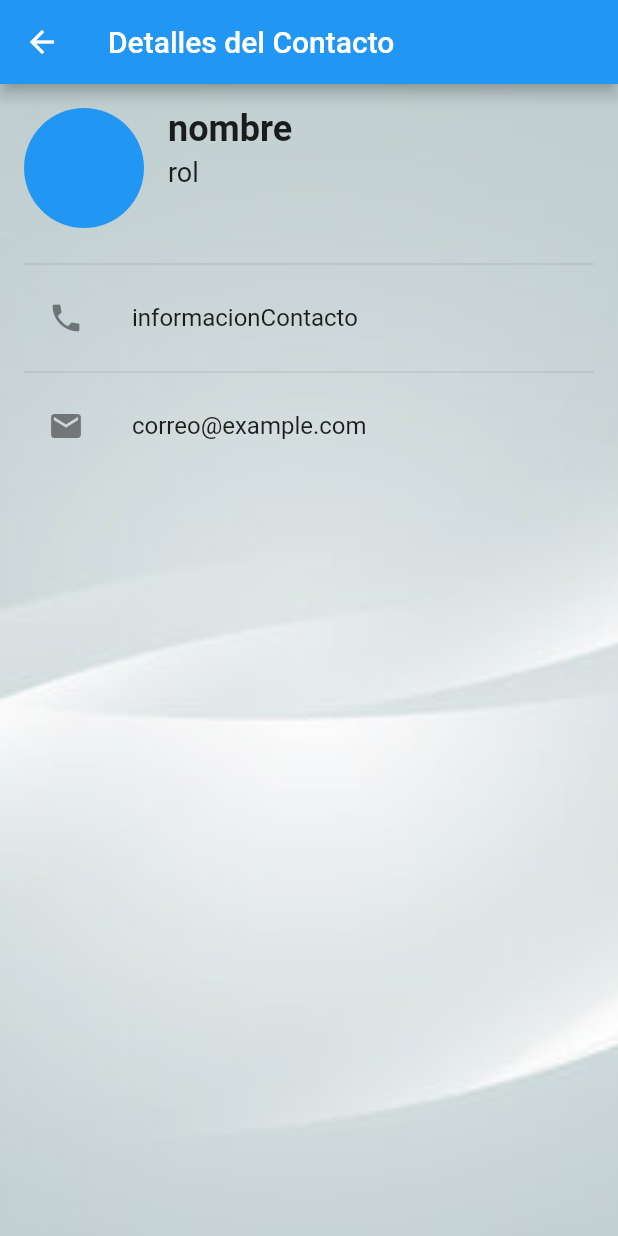
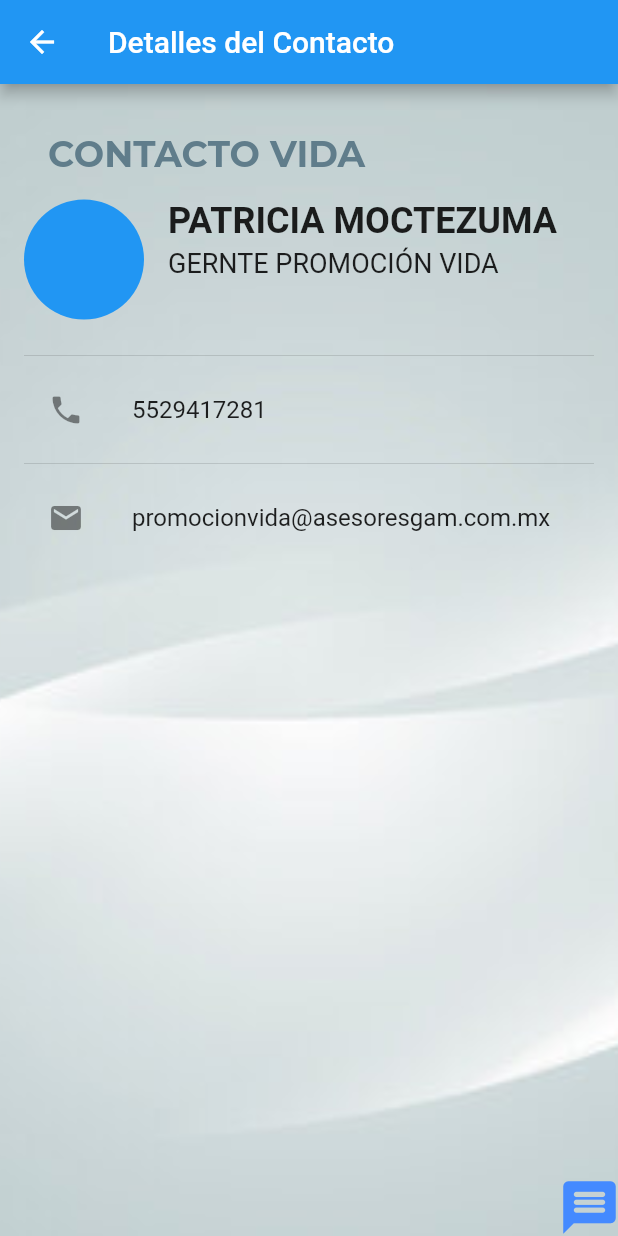
Before and after one commit to DevAppsGam/MobilGam, a Flutter app: the contactoDetalle screen opened directly, on a phone screen of 412 x 824 dp. Run offline on Flutter 3.47's test engine with Material 2 defaults, Android fonts, the phone set to English and light mode, and no system bars.

Commit message:
MEJORAS EN LOS CONTACTOS DE VIDA

```diff
--- a/lib/Pages/Contacto/ContactoDetalleVida.dart
+++ b/lib/Pages/Contacto/ContactoDetalleVida.dart
@@ -1,14 +1,17 @@
 import 'package:flutter/material.dart';
+import 'package:url_launcher/url_launcher.dart';
 
 class contactoDetalle extends StatelessWidget {
   final String nombre;
   final String rol;
-  final String informacionContacto;
+  final String TEL;
+  final String mail;
 
   contactoDetalle({
     required this.nombre,
     required this.rol,
-    required this.informacionContacto,
+    required this.TEL,
+    required this.mail,
   });
 
   @override
@@ -22,24 +25,35 @@ class contactoDetalle extends StatelessWidget {
           Container(
             decoration: const BoxDecoration(
               image: DecorationImage(
-                image: AssetImage('assets/img/back.jpg'), // Reemplaza con la ruta correcta de la imagen
+                image: AssetImage('assets/img/back.jpg'),
                 fit: BoxFit.cover,
               ),
             ),
           ),
-          Padding(
+          Center(
+            child: Padding(
               padding: const EdgeInsets.all(16.0),
               child: Column(
                 crossAxisAlignment: CrossAxisAlignment.start,
                 children: [
+                  const Padding(
+                    padding: EdgeInsets.all(16.0),
+                    child: Text(
+                      'CONTACTO VIDA',
+                      style: TextStyle(
+                        fontFamily: 'Montserrat',
+                        fontSize: 24,
+                        fontWeight: FontWeight.bold,
+                        color: Colors.blueGrey,
+                      ),
+                    ),
+                  ),
                   Row(
                     crossAxisAlignment: CrossAxisAlignment.start,
                     children: [
                       const CircleAvatar(
-                      // Agrega aquí la imagen del contacto
                         radius: 40,
                         backgroundColor: Colors.blue,
-                      // backgroundImage: AssetImage('ruta_de_la_imagen'),
                       ),
                       const SizedBox(width: 16),
                       Expanded(
@@ -66,27 +80,39 @@ class contactoDetalle extends StatelessWidget {
                     ],
                   ),
                   const SizedBox(height: 16),
-                const Divider(), // Línea horizontal
+                  const Divider(),
 
-                // Información de contacto (teléfono)
                   ListTile(
                     leading: const Icon(Icons.phone),
                     title: Text(
-                    informacionContacto,
+                      TEL,
                       style: const TextStyle(fontSize: 16),
                     ),
                   ),
-                const Divider(), // Línea horizontal
-
-                // Información de contacto (correo)
-                const ListTile(
-                  leading: Icon(Icons.email),
+                  const Divider(),
+                  ListTile(
+                    leading: const Icon(Icons.email),
                     title: Text(
-                    'correo@example.com', // Cambia esto con el correo real
-                    style: TextStyle(fontSize: 16),
+                      mail,
+                      style: const TextStyle(fontSize: 16),
                     ),
                   ),
                 ],
+              ),
+            ),
+          ),
+          Align(
+            alignment: Alignment.bottomRight,
+            child: IconButton(
+              onPressed: () {
+                const url = 'https://www.example.com';
+                launchUrl(url as Uri);
+              },
+              icon: const Icon(
+                Icons.message_rounded,
+                size: 42,
+                color: Colors.blueAccent,
+              ),
             ),
           ),
         ],
--- a/lib/Pages/Contacto/contactoVidaPage.dart
+++ b/lib/Pages/Contacto/contactoVidaPage.dart
@@ -181,27 +181,27 @@ class IconWithText extends StatelessWidget {
         if (title == 'Patricia Moctezuma') {
           Navigator.push(
             context,
-            MaterialPageRoute(builder: (context) => contactoDetalle(nombre: 'nombre', rol: 'rol', informacionContacto: 'informacionContacto')),
+            MaterialPageRoute(builder: (context) => contactoDetalle(nombre: 'PATRICIA MOCTEZUMA', rol: 'GERNTE PROMOCIÓN VIDA', TEL: '5529417281', mail: 'promocionvida@asesoresgam.com.mx',)),
           );
         } else if (title == 'Diana Castro') {
           Navigator.push(
             context,
-            MaterialPageRoute(builder: (context) => contactoDetalle(nombre: 'nombre', rol: 'rol', informacionContacto: 'informacionContacto')),
+            MaterialPageRoute(builder: (context) => contactoDetalle(nombre: 'DIANA CASTRO GARCIA', rol: 'CONSULTOR ESPECIALIZADO VIDA', TEL: '5536430812 Ext. 127', mail: 'vida@asesoresgam.com.mx',)),
           );
         } else if (title == 'Veronica Sanchez') {
           Navigator.push(
             context,
-            MaterialPageRoute(builder: (context) => contactoDetalle(nombre: 'nombre', rol: 'rol', informacionContacto: 'informacionContacto')),
+            MaterialPageRoute(builder: (context) => contactoDetalle(nombre: 'VERONICA SANCHEZ MONTESINOS', rol: 'CONSULTOR INTEGRAL', TEL: '5585996060', mail: 'lomasverdes@asesoresgam.com.mx',)),
           );
         } else if (title == 'Carolina Hernández') {
           Navigator.push(
             context,
-            MaterialPageRoute(builder: (context) => contactoDetalle(nombre: 'nombre', rol: 'rol', informacionContacto: 'informacionContacto')),
+            MaterialPageRoute(builder: (context) => contactoDetalle(nombre: 'CAROLINA HERNANDEZ MORA', rol: 'GERENTE DE OPERACIÓN Y SERVICIO', TEL: '5521768838 Ext. 106', mail: 'calidad@asesoresgam.com.mx',)),
           );
         } else if (title == 'Manuel Ramírez') {
           Navigator.push(
             context,
-            MaterialPageRoute(builder: (context) => contactoDetalle(nombre: 'nombre', rol: 'rol', informacionContacto: 'informacionContacto')),
+            MaterialPageRoute(builder: (context) => contactoDetalle(nombre: 'MANUEL RAMIREZ', rol: 'DIRECTOR DE SOPORTE, PROMOCIÓN Y VENTAS', TEL: '', mail: 'm.ramirez@asesoresgam.com.mx',)),
           );
         }
       },
```
Also changed, not shown: 1 other file. Lines whose indentation alone changed are shown as unchanged.
